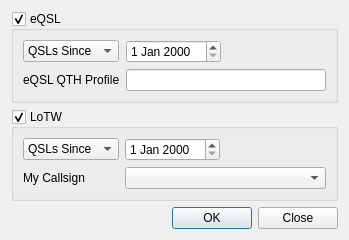
Old version of the form ui/DownloadQSLDialog.ui in the repository foldynl/QLog.
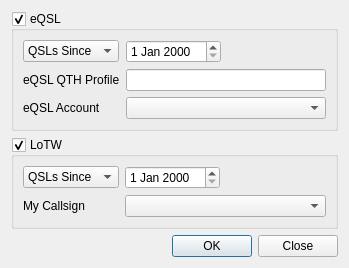
New version of the form.

Commit message: eQSL: Added callsign-specific accounts (#888)

The edit to the form file:
```diff
--- a/ui/DownloadQSLDialog.ui
+++ b/ui/DownloadQSLDialog.ui
@@ -59,6 +59,16 @@
         </property>
        </widget>
       </item>
+      <item row="2" column="0">
+       <widget class="QLabel" name="eqslAccountLabel">
+        <property name="text">
+         <string>eQSL Account</string>
+        </property>
+       </widget>
+      </item>
+      <item row="2" column="1">
+       <widget class="QComboBox" name="eqslAccountCombo"/>
+      </item>
      </layout>
     </widget>
    </item>
```
The commit also changes 12 other files.
